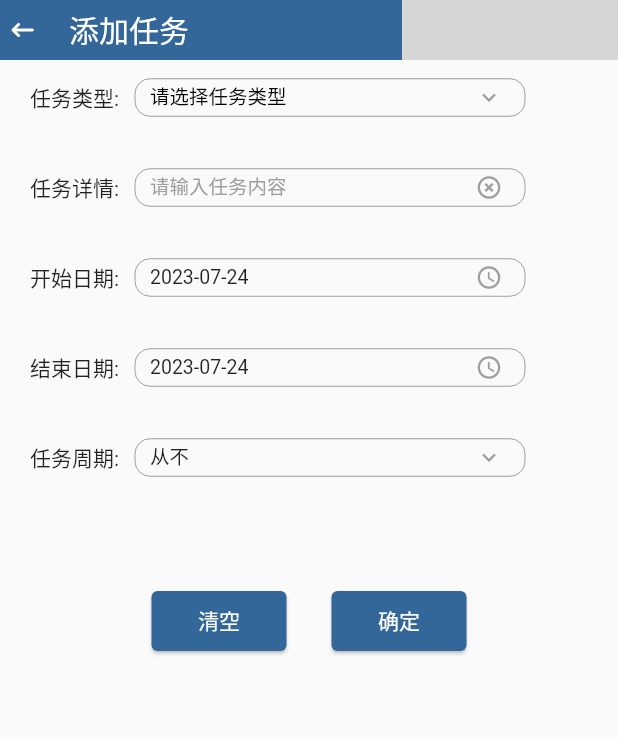
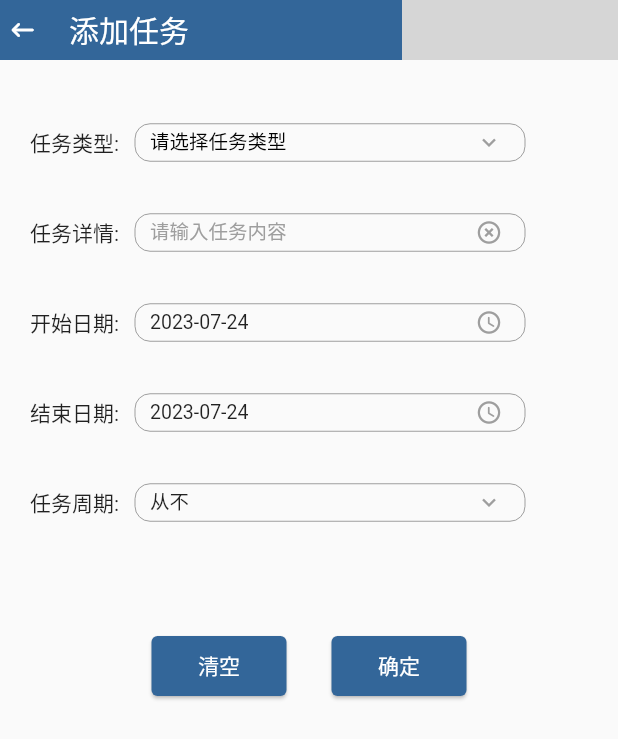
Before and after one commit to shen0909/task_windows, a Flutter app: the AddTaskPage screen opened directly, on a phone screen of 412 x 824 dp. Shown: the top 739 px of the screen. Run offline on Flutter 3.47's test engine with Material 2 defaults, Android fonts, the phone set to English and light mode, and no system bars; our stand-ins replace calendar_date_picker2, date_picker_timeline, event_bus, flutter_slidable, get, roundcheckbox and 2 more; missing offline and left inert: bitsdojo_window, window_manager; accounts and stored records are empty; Roboto replaces fonts that are missing (notoSancsSC); grey boxes are pictures that could not be loaded.

Commit message:
添加任务页内容——高度

```diff
--- a/lib/pages/task_page/add_task/add_task_view.dart
+++ b/lib/pages/task_page/add_task/add_task_view.dart
@@ -24,7 +24,7 @@ class AddTaskPage extends StatelessWidget {
   _addTaskContent(AddTaskState addTaskState,BuildContext context) {
     return GetBuilder<AddTaskLogic>(builder: (logic) {
       return Container(
-        padding: EdgeInsets.only(left: 20,right: 20),
+        padding: EdgeInsets.only(left: 20,right: 20,top: 30),
         // color: Tcolor.BackgroudColor,
         child: Column(
           children: [
```
